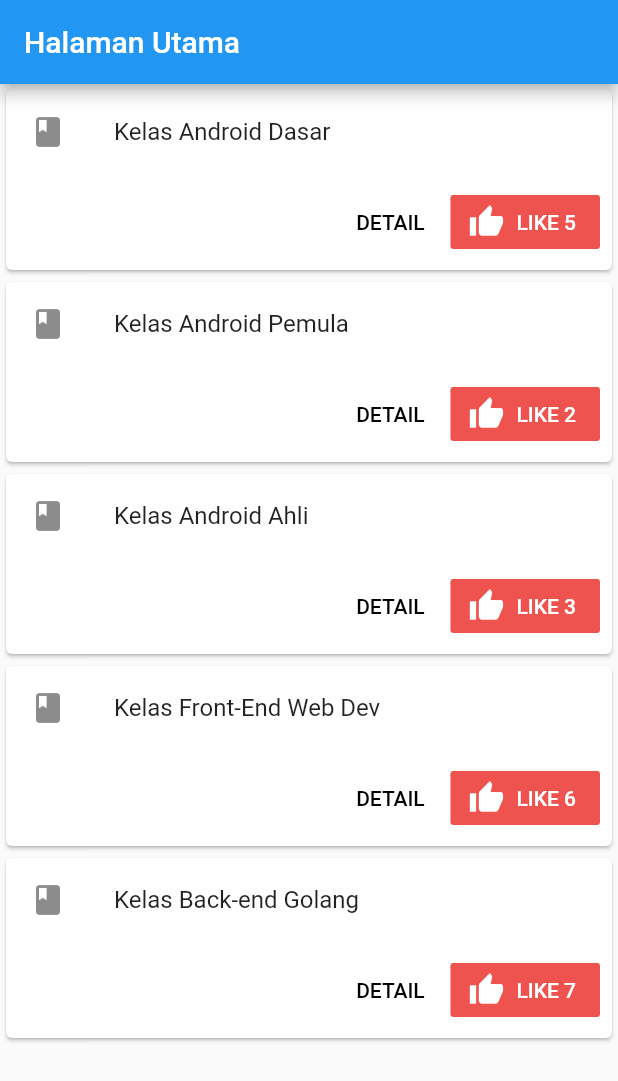
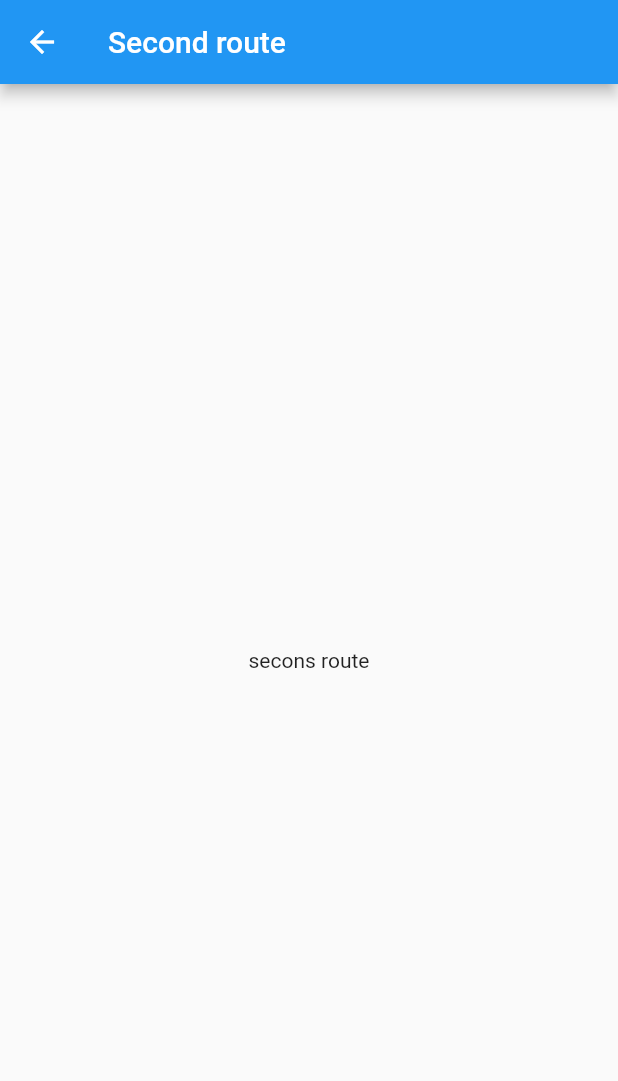
Before and after one commit to TangguhDP/Lihat-Kursus, a Flutter app: the screen it shows after launch, after a tap on "DETAIL", on a phone screen of 412 x 824 dp. Shown: the top 1081 px of the screen. Run offline on Flutter 3.47's test engine with Material 2 defaults, Android fonts, the phone set to English and light mode, and no system bars.

Commit message:
DetailPage: initial DetailPage route

```diff
--- a/lib/main.dart
+++ b/lib/main.dart
@@ -1,6 +1,7 @@
 import 'dart:core';
 
 import 'package:flutter/material.dart';
+import 'src/DetailPage.dart';
 
 void main() {
   runApp(MyApp());
@@ -60,7 +61,13 @@ class MyHomePage extends StatelessWidget {
                       children: <Widget>[
                         FlatButton(
                           child: const Text('DETAIL'),
-                          onPressed: () {/* ... */},
+                          onPressed: () {
+                            Navigator.push(
+                                context,
+                                MaterialPageRoute(
+                                    builder: (BuildContext context) =>
+                                        DetailPage()));
+                          },
                         ),
                         FlatButton.icon(
                           icon: Icon(Icons.thumb_up),
--- /dev/null
+++ b/lib/src/DetailPage.dart
@@ -0,0 +1,20 @@
+import 'package:flutter/material.dart';
+
+class DetailPage extends StatefulWidget {
+  @override
+  _DetailPageState createState() => _DetailPageState();
+}
+
+class _DetailPageState extends State<DetailPage> {
+  @override
+  Widget build(BuildContext context) {
+    return Scaffold(
+      appBar: AppBar(
+        title: Text("Second route"),
+      ),
+      body: Center(
+        child: Text("secons route"),
+      ),
+    );
+  }
+}
```
